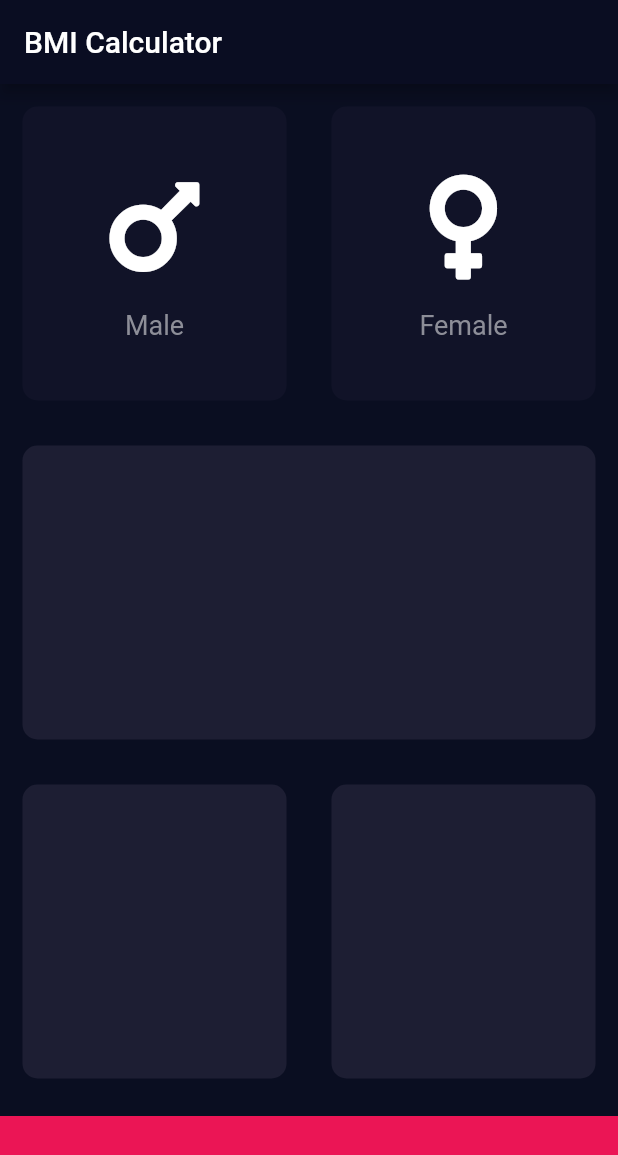
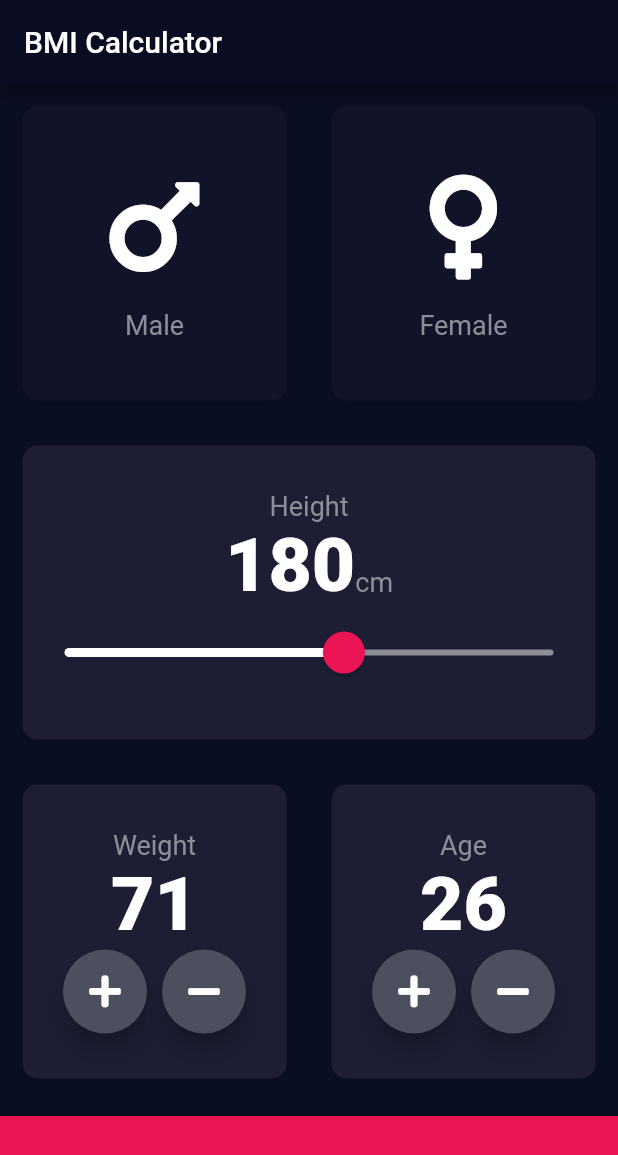
Before and after one commit to tmKamal/flutter-bmi-calculator, a Flutter app: the screen it shows after launch, on a phone screen of 412 x 824 dp. Shown: the top 1155 px of the screen. Run offline on Flutter 3.47's test engine with Material 2 defaults, Android fonts, the phone set to English and light mode, and no system bars; our stand-ins replace font_awesome_flutter.

Commit message:
Custom Slider and the Custom buttons

```diff
--- a/lib/input_page.dart
+++ b/lib/input_page.dart
@@ -2,11 +2,8 @@ import 'package:flutter/material.dart';
 import 'package:font_awesome_flutter/font_awesome_flutter.dart';
 import 'reusable_card.dart';
 import 'reusable_card_body.dart';
+import 'constants.dart';
 
-const bottomContainerHeight = 80.0;
-const bottomBtnPinkishColor = Color(0xFFEB1555);
-const activeCardColor = Color(0xFF1D1E33);
-const inactiveCardColor = Color(0xFF111328);
 enum Gender { male, female }
 
 class InputPage extends StatefulWidget {
@@ -16,13 +13,9 @@ class InputPage extends StatefulWidget {
 
 class _InputPageState extends State<InputPage> {
   Gender selectedCard;
-
-  /*void cardSelectHandler(Gender selectedType) {
-    selectedType == Gender.male
-        ? maleCardColor = inactiveCardColor
-        : maleCardColor = activeCardColor;
-  }*/
-
+  int heightValue = 180;
+  int weightValue = 71;
+  int ageValue = 26;
   @override
   Widget build(BuildContext context) {
     return Scaffold(
@@ -30,43 +23,40 @@ class _InputPageState extends State<InputPage> {
         title: Text('BMI Calculator'),
       ),
       body: Column(
+        crossAxisAlignment: CrossAxisAlignment.stretch,
         children: [
           Expanded(
             child: Row(
               children: [
                 Expanded(
-                  child: GestureDetector(
-                    onTap: () {
+                  child: ReusableCard(
+                    onClickHandler: () {
                       setState(() {
                         selectedCard = Gender.male;
                       });
                     },
-                    child: ReusableCard(
                     bgColour: selectedCard == Gender.male
-                          ? activeCardColor
-                          : inactiveCardColor,
+                        ? kActiveCardColor
+                        : kInactiveCardColor,
                     cardChild: ReusableCardBody(
                       cardBodyIcon: FontAwesomeIcons.mars,
                       cardBodyText: 'Male',
                     ),
                   ),
                 ),
-                ),
                 Expanded(
-                  child: GestureDetector(
-                    onTap: () {
+                  child: ReusableCard(
+                    onClickHandler: () {
                       setState(() {
                         selectedCard = Gender.female;
                       });
                     },
-                    child: ReusableCard(
                     bgColour: selectedCard == Gender.female
-                          ? activeCardColor
-                          : inactiveCardColor,
+                        ? kActiveCardColor
+                        : kInactiveCardColor,
                     cardChild: ReusableCardBody(
                         cardBodyText: 'Female',
                         cardBodyIcon: FontAwesomeIcons.venus),
-                    ),
                   ),
                 ),
               ],
@@ -74,7 +64,52 @@ class _InputPageState extends State<InputPage> {
           ),
           Expanded(
             child: ReusableCard(
-              bgColour: activeCardColor,
+              bgColour: kActiveCardColor,
+              cardChild: Column(
+                mainAxisAlignment: MainAxisAlignment.center,
+                children: [
+                  Text(
+                    'Height',
+                    style: kCardLabelText,
+                  ),
+                  Row(
+                    crossAxisAlignment: CrossAxisAlignment.baseline,
+                    textBaseline: TextBaseline.alphabetic,
+                    mainAxisAlignment: MainAxisAlignment.center,
+                    children: [
+                      Text(
+                        heightValue.toString(),
+                        style: kCardNumberText,
+                      ),
+                      Text(
+                        'cm',
+                        style: kCardLabelText,
+                      )
+                    ],
+                  ),
+                  SliderTheme(
+                    data: SliderTheme.of(context).copyWith(
+                        activeTrackColor: Colors.white,
+                        inactiveTrackColor: Color(0xFF8d8E98),
+                        thumbColor: Color(0xFFEB1555),
+                        overlayColor: Color(0x29EB1545),
+                        thumbShape:
+                            RoundSliderThumbShape(enabledThumbRadius: 14.0),
+                        overlayShape:
+                            RoundSliderOverlayShape(overlayRadius: 28.0)),
+                    child: Slider(
+                      value: heightValue.toDouble(),
+                      min: 100,
+                      max: 240,
+                      onChanged: (double value) {
+                        setState(() {
+                          heightValue = value.round();
+                        });
+                      },
+                    ),
+                  )
+                ],
+              ),
             ),
           ),
           Expanded(
@@ -82,19 +117,93 @@ class _InputPageState extends State<InputPage> {
               children: [
                 Expanded(
                   child: ReusableCard(
-                    bgColour: activeCardColor,
+                    bgColour: kActiveCardColor,
+                    cardChild: Column(
+                      mainAxisAlignment: MainAxisAlignment.center,
+                      children: [
+                        Text(
+                          'Weight',
+                          style: kCardLabelText,
+                        ),
+                        Text(
+                          weightValue.toString(),
+                          style: kCardNumberText,
+                        ),
+                        Row(
+                          mainAxisAlignment: MainAxisAlignment.center,
+                          children: [
+                            CustomRoundIconBtn(
+                              icon: FontAwesomeIcons.plus,
+                              weightIncrementHandler: () {
+                                setState(() {
+                                  weightValue++;
+                                });
+                              },
+                            ),
+                            SizedBox(
+                              width: 10.0,
+                            ),
+                            CustomRoundIconBtn(
+                              icon: FontAwesomeIcons.minus,
+                              weightIncrementHandler: () {
+                                setState(() {
+                                  weightValue--;
+                                });
+                              },
+                            ),
+                          ],
+                        )
+                      ],
+                    ),
                   ),
                 ),
                 Expanded(
                   child: ReusableCard(
-                    bgColour: activeCardColor,
+                    bgColour: kActiveCardColor,
+                    cardChild: Column(
+                      mainAxisAlignment: MainAxisAlignment.center,
+                      children: [
+                        Text(
+                          'Age',
+                          style: kCardLabelText,
                         ),
+                        Text(
+                          ageValue.toString(),
+                          style: kCardNumberText,
+                        ),
+                        Row(
+                          mainAxisAlignment: MainAxisAlignment.center,
+                          children: [
+                            CustomRoundIconBtn(
+                              icon: FontAwesomeIcons.plus,
+                              weightIncrementHandler: () {
+                                setState(() {
+                                  ageValue++;
+                                });
+                              },
+                            ),
+                            SizedBox(
+                              width: 10.0,
+                            ),
+                            CustomRoundIconBtn(
+                              icon: FontAwesomeIcons.minus,
+                              weightIncrementHandler: () {
+                                setState(() {
+                                  ageValue--;
+                                });
+                              },
+                            ),
+                          ],
                         )
                       ],
                     ),
                   ),
+                ),
+              ],
+            ),
+          ),
           Container(
-            color: bottomBtnPinkishColor,
+            color: kBottomBtnPinkishColor,
             width: double.infinity,
             height: 80.0,
             margin: EdgeInsets.only(top: 10.0),
@@ -104,3 +213,20 @@ class _InputPageState extends State<InputPage> {
     );
   }
 }
+
+class CustomRoundIconBtn extends StatelessWidget {
+  final IconData icon;
+  final Function weightIncrementHandler;
+  CustomRoundIconBtn({@required this.icon, this.weightIncrementHandler});
+  @override
+  Widget build(BuildContext context) {
+    return RawMaterialButton(
+      shape: CircleBorder(),
+      fillColor: Color(0xFF4C4F5E),
+      constraints: BoxConstraints.tightFor(width: 56.0, height: 56.0),
+      elevation: 6.0,
+      child: Icon(icon),
+      onPressed: weightIncrementHandler,
+    );
+  }
+}
```
Lines whose indentation alone changed are shown as unchanged.
